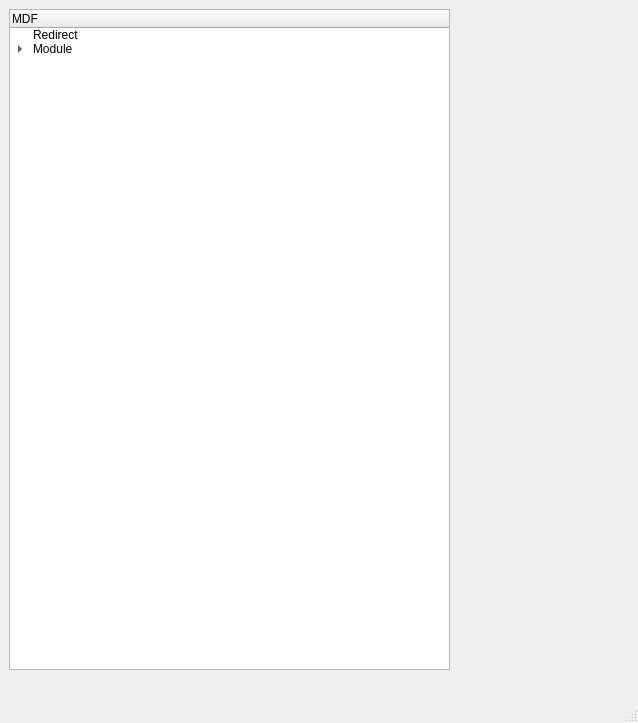
First picture: the form in src/mdf.ui, repository grodansparadis/vscp-works-qt, before the edit.
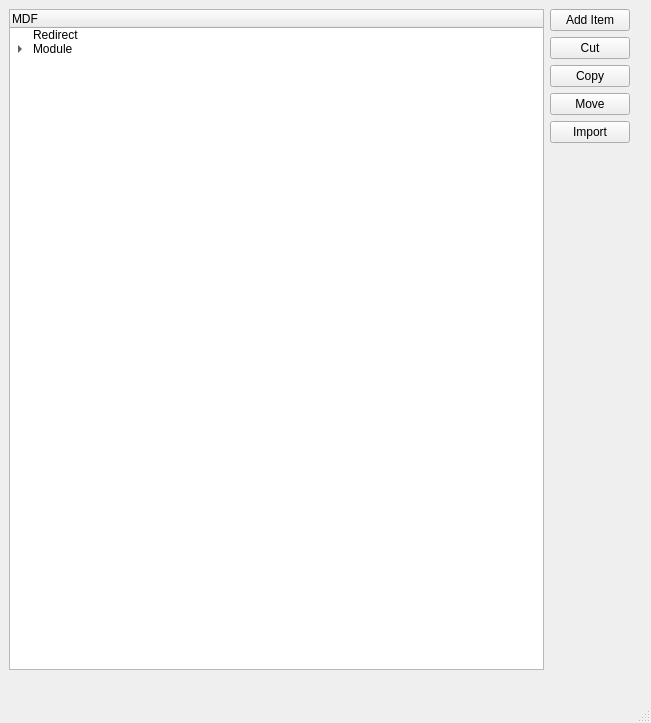
Second picture: the form after the edit.

```diff
--- a/src/mdf.ui
+++ b/src/mdf.ui
@@ -6,7 +6,7 @@
    <rect>
     <x>0</x>
     <y>0</y>
-    <width>638</width>
+    <width>651</width>
     <height>723</height>
    </rect>
   </property>
@@ -25,11 +25,11 @@
      <rect>
       <x>9</x>
       <y>9</y>
-      <width>441</width>
+      <width>621</width>
       <height>661</height>
      </rect>
     </property>
-    <layout class="QHBoxLayout" name="horizontalLayout" stretch="0">
+    <layout class="QHBoxLayout" name="horizontalLayout" stretch="0,0">
      <property name="sizeConstraint">
       <enum>QLayout::SetDefaultConstraint</enum>
      </property>
@@ -137,6 +137,58 @@
        </item>
       </widget>
      </item>
+     <item>
+      <layout class="QVBoxLayout" name="verticalLayout">
+       <item>
+        <widget class="QPushButton" name="pushButton_2">
+         <property name="text">
+          <string>Add Item</string>
+         </property>
+        </widget>
+       </item>
+       <item>
+        <widget class="QPushButton" name="pushButton_3">
+         <property name="text">
+          <string>Cut</string>
+         </property>
+        </widget>
+       </item>
+       <item>
+        <widget class="QPushButton" name="pushButton_4">
+         <property name="text">
+          <string>Copy</string>
+         </property>
+        </widget>
+       </item>
+       <item>
+        <widget class="QPushButton" name="pushButton_5">
+         <property name="text">
+          <string>Move</string>
+         </property>
+        </widget>
+       </item>
+       <item>
+        <widget class="QPushButton" name="pushButton">
+         <property name="text">
+          <string>Import</string>
+         </property>
+        </widget>
+       </item>
+       <item>
+        <spacer name="verticalSpacer">
+         <property name="orientation">
+          <enum>Qt::Vertical</enum>
+         </property>
+         <property name="sizeHint" stdset="0">
+          <size>
+           <width>20</width>
+           <height>40</height>
+          </size>
+         </property>
+        </spacer>
+       </item>
+      </layout>
+     </item>
     </layout>
    </widget>
   </widget>
```
Left out of the diff: 6 changed lines with no effect on the pictures.
